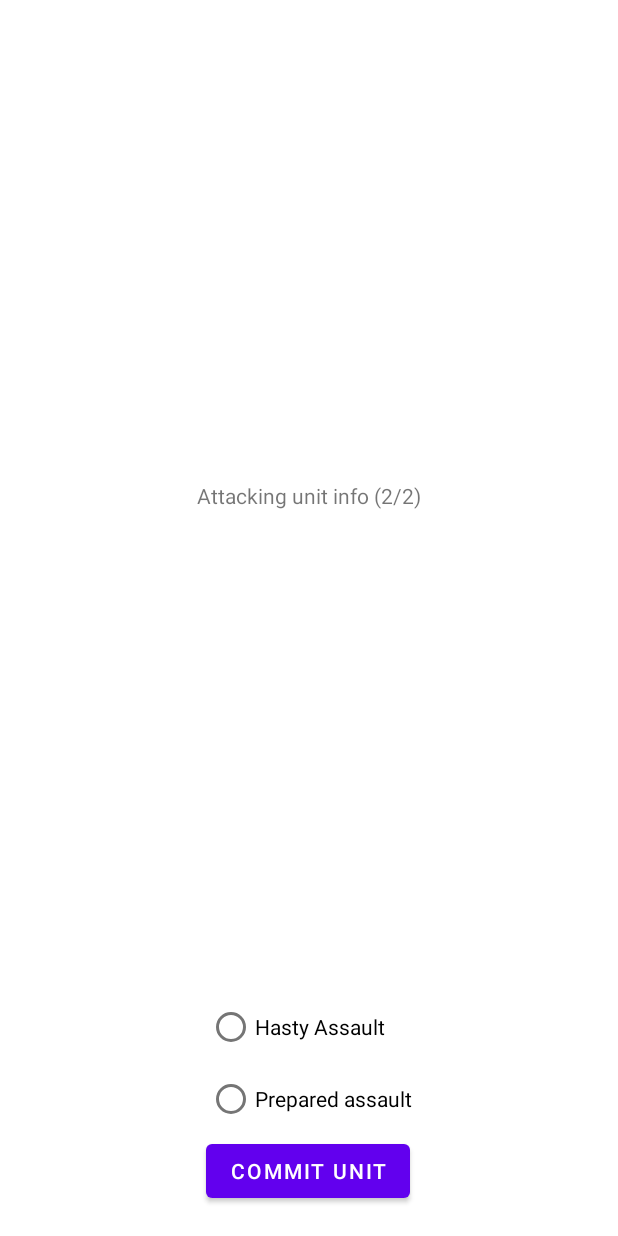
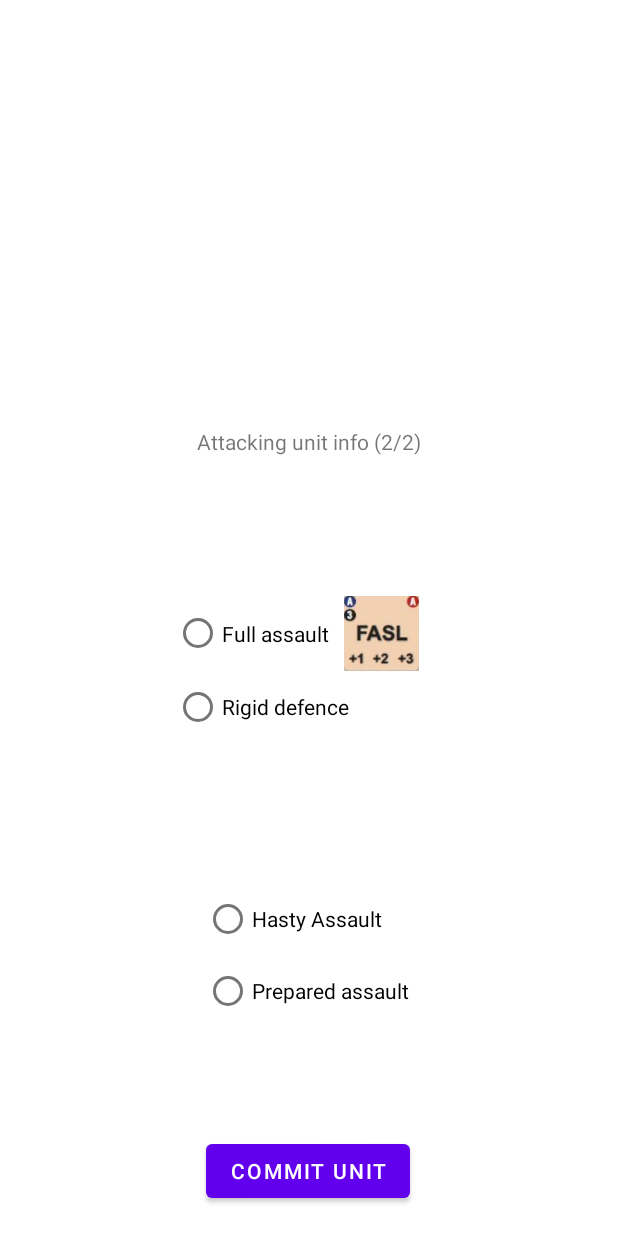
Before and after one commit to TuomasRuotsalainen/battle_calculator, an Android app: the layout activity_posture_and_attack_type.xml on its own in the app's theme, with its tools: preview values and no code run, on a phone screen of 412 x 824 dp. Run offline under Robolectric (Android 15) with nearby library versions, the phone set to English and light mode, and no system bars.

Commit message:
Radio button image working

```diff
--- /dev/null
+++ b/src/main/res/drawable/full_assault_smaller.xml
@@ -0,0 +1,7 @@
+<layer-list xmlns:android="http://schemas.android.com/apk/res/android">
+    <item
+        android:drawable="@drawable/full_assault"
+        android:width="50dp"
+        android:height="50dp">
+    </item>
+</layer-list>
--- a/src/main/res/drawable/posture_selection.xml
+++ /dev/null
@@ -1,7 +0,0 @@
-<?xml version="1.0" encoding="utf-8"?>
-
-
-
-<selector xmlns:android="http://schemas.android.com/apk/res/android">
-
-</selector>
--- a/src/main/res/drawable/styles.xml
+++ /dev/null
@@ -1,5 +0,0 @@
-<resources>
-    <style name="MyRadioButtonStyle" parent="@android:style/Widget.CompoundButton.RadioButton">
-        <item name="android:button">@drawable/custom_btn_radio</item>
-    </style>
-</resources>
--- a/src/main/res/layout/activity_posture_and_attack_type.xml
+++ b/src/main/res/layout/activity_posture_and_attack_type.xml
@@ -32,12 +32,46 @@
         app:layout_constraintVertical_bias="0.5" />
 
     <RadioGroup
+        android:id="@+id/postureRadio"
+        android:layout_width="wrap_content"
+        android:layout_height="wrap_content"
+        app:layout_constraintBottom_toTopOf="@+id/attackTypeRadio"
+        app:layout_constraintEnd_toEndOf="parent"
+        app:layout_constraintHorizontal_bias="0.467"
+        app:layout_constraintStart_toStartOf="parent"
+        app:layout_constraintTop_toBottomOf="@+id/textView">
+
+        <!--style="@style/GreenText"-->
+        <RadioButton
+            android:id="@+id/radio_posture_full_assault"
+            android:layout_width="wrap_content"
+            android:layout_height="wrap_content"
+            android:drawableRight="@drawable/full_assault_smaller"
+            android:drawablePadding="10dp"
+            android:text="Full assault"
+            tools:layout_editor_absoluteX="16dp"
+            tools:layout_editor_absoluteY="12dp" />
+
+        <RadioButton
+            android:id="@+id/radio_posture_rigid_defence"
+            android:layout_width="wrap_content"
+            android:layout_height="wrap_content"
+
+            android:text="Rigid defence"
+            tools:layout_editor_absoluteX="16dp"
+            tools:layout_editor_absoluteY="60dp" />
+
+
+    </RadioGroup>
+
+    <RadioGroup
         android:id="@+id/attackTypeRadio"
         android:layout_width="wrap_content"
         android:layout_height="wrap_content"
+        android:layout_marginBottom="72dp"
         app:layout_constraintBottom_toTopOf="@+id/groudcombatApply"
         app:layout_constraintEnd_toEndOf="parent"
-        app:layout_constraintHorizontal_bias="0.501"
+        app:layout_constraintHorizontal_bias="0.494"
         app:layout_constraintStart_toStartOf="parent">
 
         <RadioButton
--- /dev/null
+++ b/src/main/res/values/styles.xml
@@ -0,0 +1,6 @@
+<?xml version="1.0" encoding="utf-8"?>
+<resources>
+    <style name="GreenText" parent="TextAppearance.AppCompat">
+        <item name="android:textColor">#00FF00</item>
+    </style>
+</resources>
```
Also changed, not shown: src/main/res/drawable/area_defense.JPG (added), src/main/res/drawable/assault.JPG (added), src/main/res/drawable/defense.JPG (added), src/main/res/drawable/march_assault.JPG (added), src/main/res/drawable/recon.JPG (added), src/main/res/drawable/refit.JPG (added), src/main/res/drawable/rigid_defense.JPG (added), src/main/res/drawable/road.JPG (added), src/main/res/drawable/screen.JPG (added), src/main/res/drawable/tactical.JPG (added).
